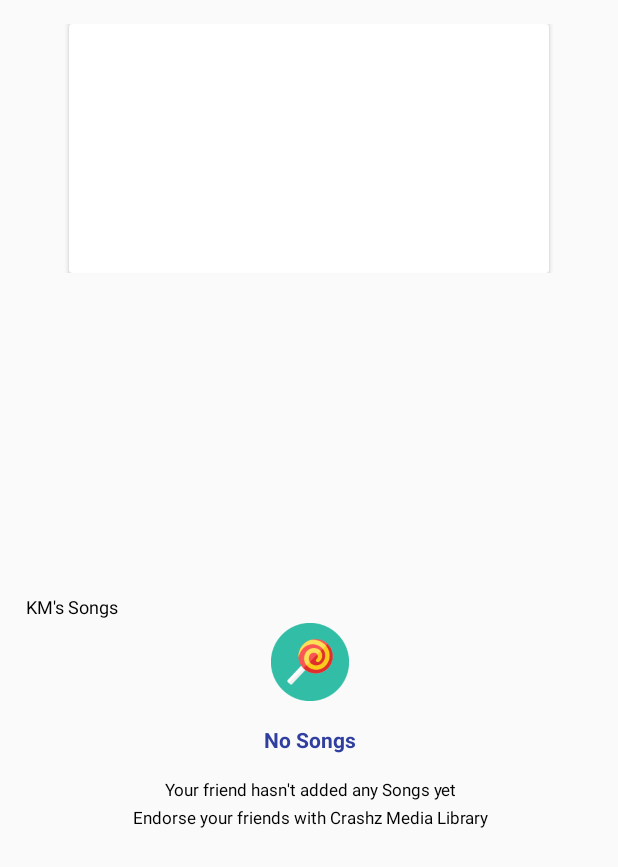
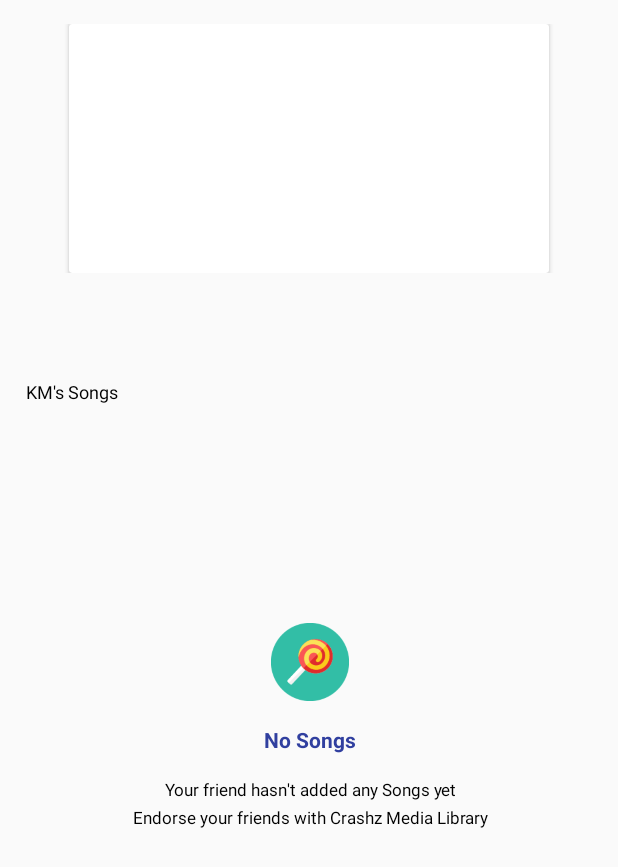
Before and after one commit to hariharan98m/song-sharing-app, an Android app: the FriendProfileFragment screen opened directly, with no data from a screen before it, on a phone screen of 412 x 824 dp. Shown: the top 867 px of the screen. Run offline under Robolectric (Android 15) with nearby library versions, the phone set to English and light mode, and no system bars; our stand-ins replace Firebase (no records; nobody signed in at launch, a user with empty details on screens opened directly), Picasso; libraries missing offline, so code that uses them is left out: cn.trinea.android; pictures from the network do not load; 7 statements that could not run were skipped.

Commit message:
all done

```diff
--- a/app/src/main/java/io/hasura/songapp/FriendProfileFragment.java
+++ b/app/src/main/java/io/hasura/songapp/FriendProfileFragment.java
@@ -24,15 +24,10 @@ public class FriendProfileFragment extends Fragment {
 
     TextView fname, profile;
     ImageView dp;
-    Context c;
     TextView city;
 
-    public FriendProfileFragment(Context c) {
-        this.c = c;
-    }
-
     public FriendProfileFragment() {
-
+        int a=10;
     }
 
 
@@ -47,7 +42,6 @@ public class FriendProfileFragment extends Fragment {
 
         String name= getArguments().getString("friendname");
         Data h= (Data)getArguments().get("friend");
-
         fname.setText(name);
 
         String profileStr= setString(h);
@@ -57,7 +51,7 @@ public class FriendProfileFragment extends Fragment {
         else profile.setText(Html.fromHtml(profileStr));
 
         if(h.getDp_url()!=null && !h.getDp_url().isEmpty())
-            Picasso.with(c).load(h.getDp_url()).transform(new CircleTransform()).into(dp);
+            Picasso.with(getActivity()).load(h.getDp_url()).transform(new CircleTransform()).into(dp);
 
         if(h.getCity()!=null && (h.getCity().length()!=0) ) {
             city.setVisibility(View.VISIBLE);
--- a/app/src/main/java/io/hasura/songapp/MainActivity.java
+++ b/app/src/main/java/io/hasura/songapp/MainActivity.java
@@ -41,7 +41,6 @@ public class MainActivity extends AppCompatActivity {
     // Choose authentication providers
     List<AuthUI.IdpConfig> providers = Arrays.asList(
             new AuthUI.IdpConfig.Builder(AuthUI.EMAIL_PROVIDER).build(),
-            new AuthUI.IdpConfig.Builder(AuthUI.PHONE_VERIFICATION_PROVIDER).build(),
             new AuthUI.IdpConfig.Builder(AuthUI.GOOGLE_PROVIDER).build(),
             new AuthUI.IdpConfig.Builder(AuthUI.FACEBOOK_PROVIDER).build());
 
--- a/app/src/main/java/io/hasura/songapp/SongActivity.java
+++ b/app/src/main/java/io/hasura/songapp/SongActivity.java
@@ -135,7 +135,7 @@ public class SongActivity extends AppCompatActivity implements View.OnTouchListe
                     bundl.putString("friendname", FirebaseAuth.getInstance().getCurrentUser().getDisplayName());
                     bundl.putParcelable("friend", d);
                     his_songs.setText(FirebaseAuth.getInstance().getCurrentUser().getDisplayName()+"'s songs");
-                    FriendProfileFragment NS= new FriendProfileFragment(SongActivity.this);
+                    FriendProfileFragment NS= new FriendProfileFragment();
                     NS.setArguments(bundl);
                     getSupportFragmentManager().beginTransaction()
                             .add(R.id.profileLayout, NS).commit();
@@ -151,7 +151,7 @@ public class SongActivity extends AppCompatActivity implements View.OnTouchListe
             bundl.putString("friendname", d.username);
             his_songs.setText(d.username+"'s songs");
             bundl.putParcelable("friend", d);
-            FriendProfileFragment NS= new FriendProfileFragment(this);
+            FriendProfileFragment NS= new FriendProfileFragment();
             NS.setArguments(bundl);
             getSupportFragmentManager().beginTransaction()
                     .add(R.id.profileLayout, NS).commit();
--- a/app/src/main/res/layout/activity_edit_profile.xml
+++ b/app/src/main/res/layout/activity_edit_profile.xml
@@ -10,7 +10,7 @@
 
     <TextView
         android:id="@+id/prof_name"
-        android:layout_width="210dp"
+        android:layout_width="match_parent"
         android:layout_height="wrap_content"
         android:layout_marginLeft="4dp"
         android:layout_marginRight="31dp"
--- a/app/src/main/res/layout/activity_song.xml
+++ b/app/src/main/res/layout/activity_song.xml
@@ -71,18 +71,18 @@
         android:id="@+id/his_songs"
         android:layout_width="wrap_content"
         android:layout_height="wrap_content"
-        android:layout_marginBottom="8dp"
         android:layout_marginLeft="17dp"
         android:layout_marginRight="8dp"
         android:layout_marginTop="12dp"
         android:text="KM's Songs"
         android:textColor="@android:color/black"
         android:textSize="12sp"
-        app:layout_constraintBottom_toTopOf="@+id/songs_list"
         app:layout_constraintHorizontal_bias="0.0"
         app:layout_constraintLeft_toLeftOf="parent"
         app:layout_constraintRight_toRightOf="parent"
         app:layout_constraintTop_toTopOf="parent"
-        app:layout_constraintVertical_bias="1.0" />
+        app:layout_constraintBottom_toBottomOf="parent"
+        android:layout_marginBottom="8dp"
+        app:layout_constraintVertical_bias="0.306" />
 
 </android.support.constraint.ConstraintLayout>
```
Also changed, not shown: app/src/main/AndroidManifest.xml (+6 -4 lines), app/src/main/java/io/hasura/songapp/HomeActivity.java (+30 -5 lines), 1 other file.
